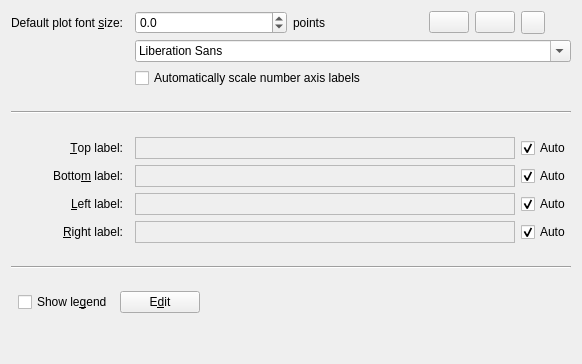
Qt form src/libkstapp/labeltab.ui (Kst-plot/kst) before a commit.
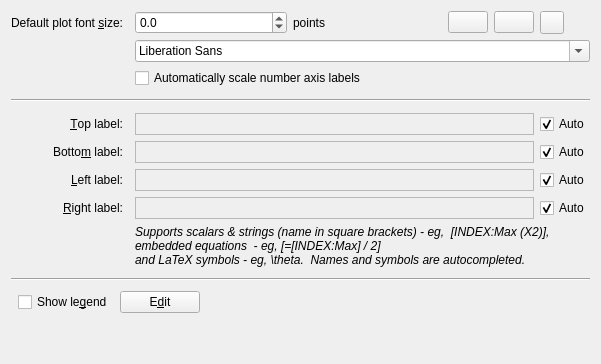
The same form after that commit. Custom widgets are drawn as their Qt base class.

Diff of the .ui file:
```diff
--- a/src/libkstapp/labeltab.ui
+++ b/src/libkstapp/labeltab.ui
@@ -6,7 +6,7 @@
    <rect>
     <x>0</x>
     <y>0</y>
-    <width>582</width>
+    <width>601</width>
     <height>364</height>
    </rect>
   </property>
@@ -206,7 +206,7 @@
      </property>
     </widget>
    </item>
-   <item row="8" column="0" colspan="8">
+   <item row="9" column="0" colspan="8">
     <widget class="Line" name="line">
      <property name="sizePolicy">
       <sizepolicy hsizetype="Minimum" vsizetype="Expanding">
@@ -219,7 +219,7 @@
      </property>
     </widget>
    </item>
-   <item row="9" column="0" colspan="3">
+   <item row="10" column="0" colspan="3">
     <layout class="QHBoxLayout" name="horizontalLayout_3">
      <property name="spacing">
       <number>0</number>
@@ -252,7 +252,7 @@
      </item>
     </layout>
    </item>
-   <item row="9" column="4" colspan="4">
+   <item row="10" column="4" colspan="4">
     <spacer>
      <property name="orientation">
       <enum>Qt::Horizontal</enum>
@@ -265,7 +265,7 @@
      </property>
     </spacer>
    </item>
-   <item row="10" column="3">
+   <item row="11" column="3">
     <spacer name="verticalSpacer">
      <property name="orientation">
       <enum>Qt::Vertical</enum>
@@ -390,6 +390,20 @@
      </property>
     </widget>
    </item>
+   <item row="8" column="2" colspan="6">
+    <widget class="QLabel" name="label_2">
+     <property name="font">
+      <font>
+       <italic>true</italic>
+      </font>
+     </property>
+     <property name="text">
+      <string>Supports scalars &amp; strings (name in square brackets) - eg,  [INDEX:Max (X2)],
+embedded equations  - eg, [=[INDEX:Max] / 2]
+and LaTeX symbols - eg, \theta.  Names and symbols are autocompleted.</string>
+     </property>
+    </widget>
+   </item>
   </layout>
  </widget>
  <customwidgets>
```
